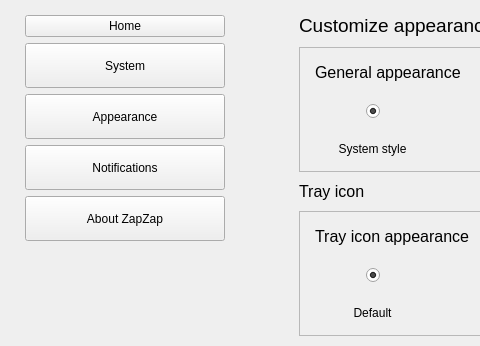
Old version of the form zapzap/view/settings_new.ui in the repository rafatosta/zapzap; both pictures show x 0 to 480 and y 0 to 346 of the 993 by 606 pixel window.
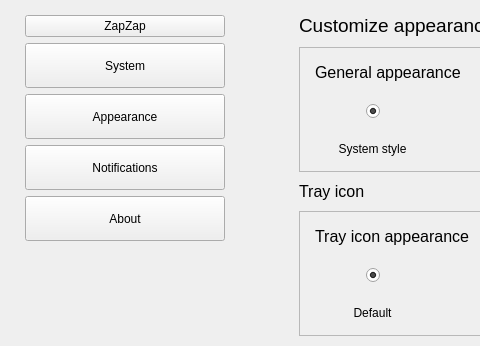
New version of the form. The open tabs and pages were chosen to show the change.

Diff of the .ui file:
```diff
--- a/zapzap/view/settings_new.ui
+++ b/zapzap/view/settings_new.ui
@@ -92,7 +92,7 @@
          <item>
           <widget class="QPushButton" name="btn_home">
            <property name="text">
-            <string>Home</string>
+            <string>ZapZap</string>
            </property>
           </widget>
          </item>
@@ -192,7 +192,7 @@
             <enum>Qt::TabFocus</enum>
            </property>
            <property name="text">
-            <string>About ZapZap</string>
+            <string>About</string>
            </property>
           </widget>
          </item>
```
Left out of the diff: 2 changed lines with no effect on the pictures.
